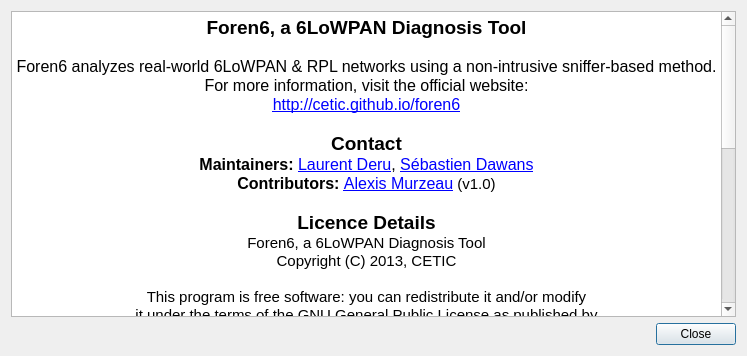
The window that About.ui (cetic/foren6-gui-qt) describes before a commit, drawn with Qt 5.
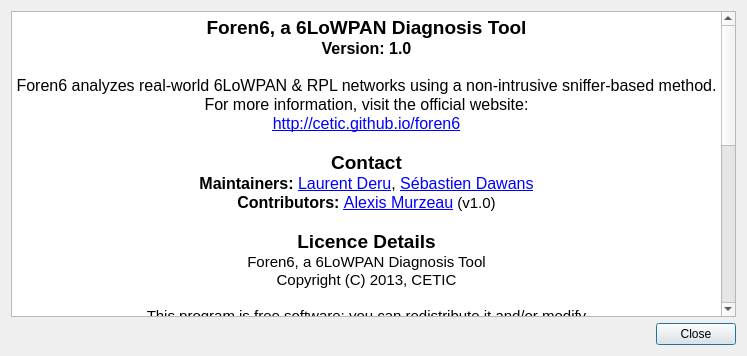
The same window after the commit.

Commit message: Hardcoded version in About Dialog

Diff of the .ui file:
```diff
--- a/About.ui
+++ b/About.ui
@@ -63,6 +63,7 @@
 p, li { white-space: pre-wrap; }
 &lt;/style&gt;&lt;/head&gt;&lt;body style=&quot; font-family:'Cantarell'; font-size:11pt; font-weight:400; font-style:normal;&quot;&gt;
 &lt;p align=&quot;center&quot; style=&quot; margin-top:0px; margin-bottom:0px; margin-left:0px; margin-right:0px; -qt-block-indent:0; text-indent:0px;&quot;&gt;&lt;span style=&quot; font-size:14pt; font-weight:600;&quot;&gt;Foren6, a 6LoWPAN Diagnosis Tool&lt;/span&gt;&lt;/p&gt;
+&lt;p align=&quot;center&quot; style=&quot; margin-top:0px; margin-bottom:0px; margin-left:0px; margin-right:0px; -qt-block-indent:0; text-indent:0px;&quot;&gt;&lt;span style=&quot; font-size:12pt; font-weight:600;&quot;&gt;Version: 1.0&lt;/span&gt;&lt;/p&gt;
 &lt;p style=&quot;-qt-paragraph-type:empty; margin-top:0px; margin-bottom:0px; margin-left:0px; margin-right:0px; -qt-block-indent:0; text-indent:0px;&quot;&gt;&lt;br /&gt;&lt;/p&gt;
 &lt;p align=&quot;center&quot; style=&quot; margin-top:0px; margin-bottom:0px; margin-left:0px; margin-right:0px; -qt-block-indent:0; text-indent:0px;&quot;&gt;&lt;span style=&quot; font-size:12pt;&quot;&gt;Foren6 analyzes real-world 6LoWPAN &amp;amp; RPL networks using a non-intrusive sniffer-based method.&lt;/span&gt;&lt;/p&gt;
 &lt;p align=&quot;center&quot; style=&quot; margin-top:0px; margin-bottom:0px; margin-left:0px; margin-right:0px; -qt-block-indent:0; text-indent:0px;&quot;&gt;&lt;span style=&quot; font-size:12pt;&quot;&gt;For more information, visit the official website:&lt;/span&gt;&lt;/p&gt;
```
